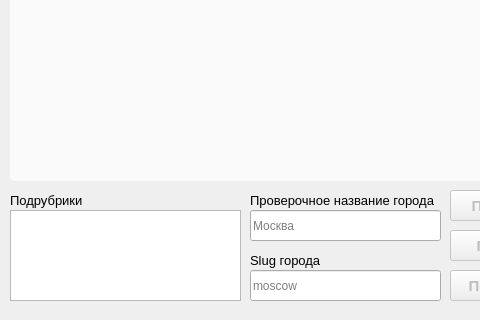
First picture: the form in gui.ui, repository VladislavYar/parsing_2gis, before the edit; both pictures show x 0 to 480 and y 300 to 620 of the 620 by 620 pixel window.
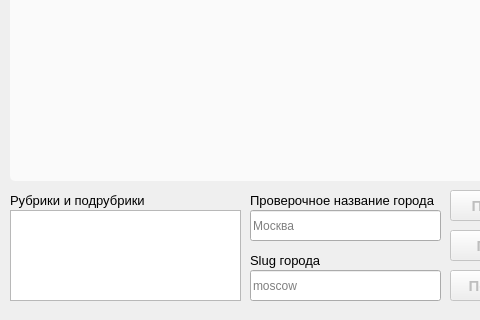
Second picture: the form after the edit. Icons and pictures are not drawn.

```diff
--- a/gui.ui
+++ b/gui.ui
@@ -211,7 +211,7 @@
      </font>
     </property>
     <property name="text">
-     <string>Подрубрики</string>
+     <string>Рубрики и подрубрики</string>
     </property>
    </widget>
    <widget class="QPushButton" name="parsing_rubrics">
```
Left out of the diff: 13 changed lines with no effect on the pictures.
